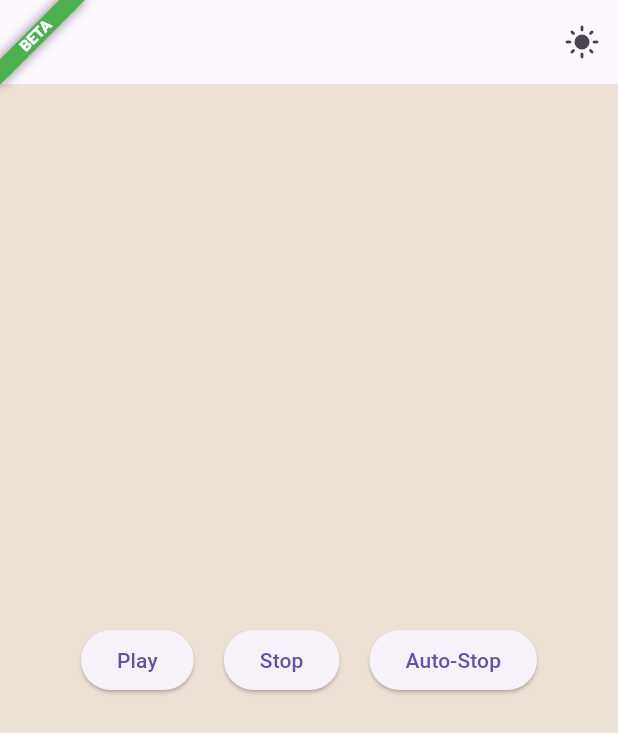
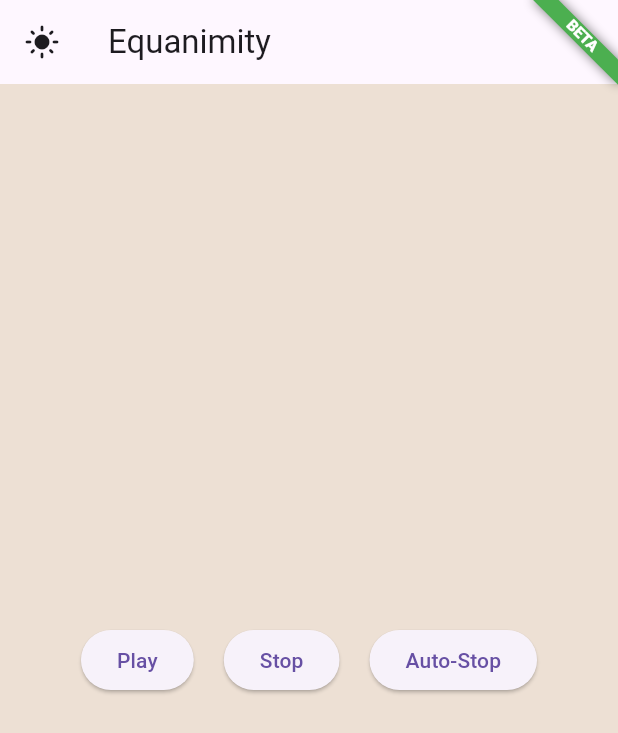
Before and after one commit to matthewwcole/equanMAN, a Flutter app: the screen it shows after launch, on a phone screen of 412 x 824 dp. Shown: the top 733 px of the screen. Run offline on Flutter 3.47's test engine with Material 3 defaults, Android fonts, the phone set to English and light mode, and no system bars; our stand-ins replace just_audio; missing offline and left inert: audio_session.

Commit message:
feat: Adjust banner and theme toggle icon positions
- Return the 'BETA' banner to BannerLocation.topEnd in main.dart.
- Move the light/dark mode icon to the leading position of the AppBar in gaplessplaylist.dart.

```diff
--- a/lib/main.dart
+++ b/lib/main.dart
@@ -47,7 +47,7 @@ class MyApp extends StatelessWidget {
           themeMode: themeViewModel.themeMode,
           home: const Banner(
             message: "BETA",
-            location: BannerLocation.topStart,
+            location: BannerLocation.topEnd,
             color: Colors.green,
             child: GaplessPlaylist(),
           ),
--- a/lib/view/gaplessplaylist.dart
+++ b/lib/view/gaplessplaylist.dart
@@ -148,8 +148,8 @@ class _GaplessPlaylistState extends State<GaplessPlaylist> {
   Widget build(BuildContext context) {
     return Scaffold(
       appBar: AppBar(
-        actions: [
-          Consumer<ThemeViewModel>(
+        title: const Text('Equanimity'),
+        leading: Consumer<ThemeViewModel>(
           builder: (context, themeViewModel, child) {
             return IconButton(
               icon: Icon(
@@ -163,7 +163,6 @@ class _GaplessPlaylistState extends State<GaplessPlaylist> {
             );
           },
         ),
-        ],
       ),
       body: Center(
         child: AudioControlButtons(
```
Lines whose indentation alone changed are shown as unchanged.
